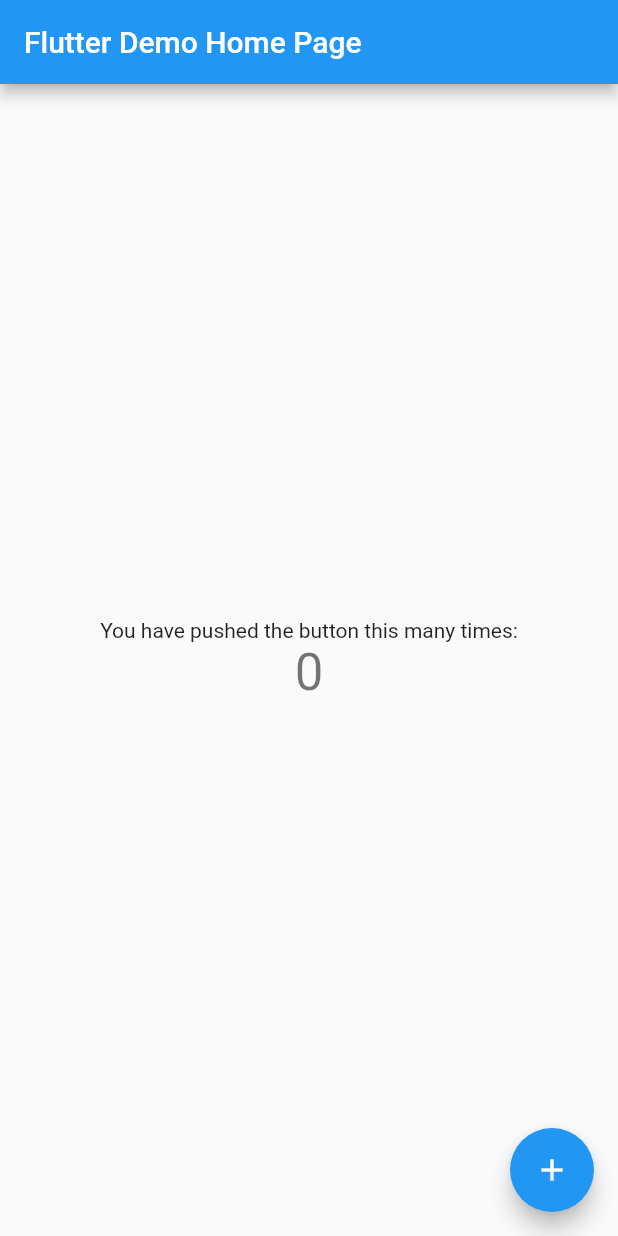
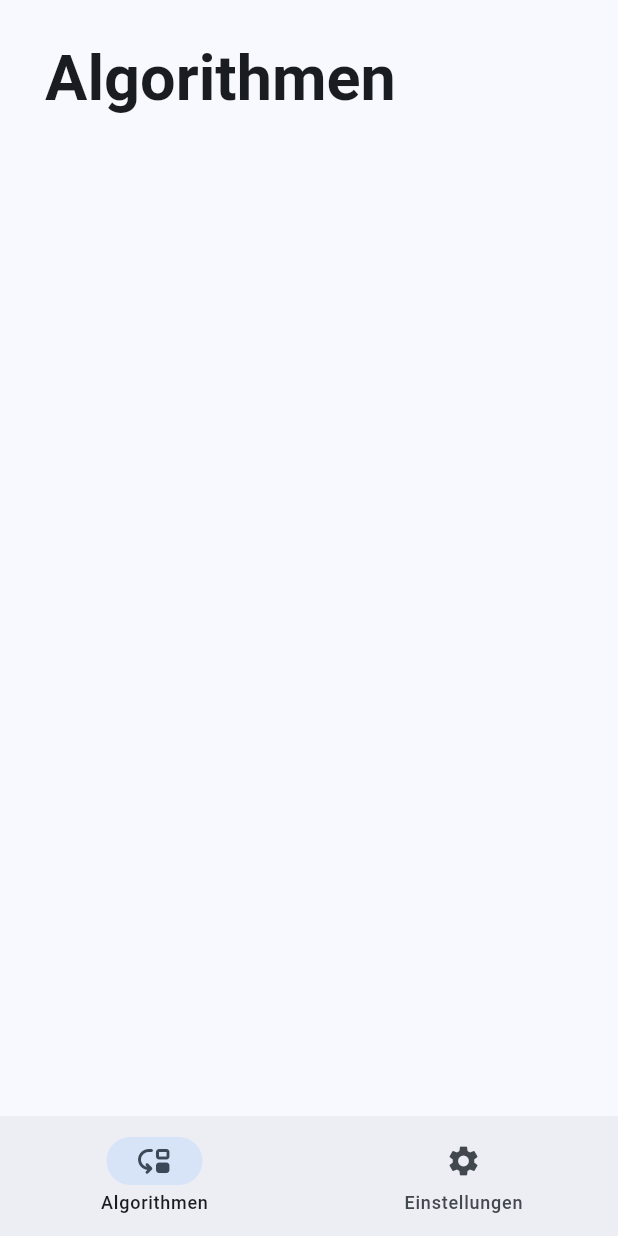
Before and after one commit to lelehier/sort-demo, a Flutter app: the screen it shows after launch, on a phone screen of 412 x 824 dp. Run offline on Flutter 3.47's test engine with Material 2 defaults, Android fonts, the phone set to English and light mode, and no system bars; drawn by our look-alikes of dynamic_color.

Commit message:
added essential gui

```diff
--- a/lib/main.dart
+++ b/lib/main.dart
@@ -1,115 +1,17 @@
+import 'dart:io';
+
 import 'package:flutter/material.dart';
+import 'package:flutter/services.dart';
+import 'package:sort_demo/screens/wrapper.dart';
 
 void main() {
-  runApp(const MyApp());
-}
-
-class MyApp extends StatelessWidget {
-  const MyApp({Key? key}) : super(key: key);
-
-  // This widget is the root of your application.
-  @override
-  Widget build(BuildContext context) {
-    return MaterialApp(
-      title: 'Flutter Demo',
-      theme: ThemeData(
-        // This is the theme of your application.
-        //
-        // Try running your application with "flutter run". You'll see the
-        // application has a blue toolbar. Then, without quitting the app, try
-        // changing the primarySwatch below to Colors.green and then invoke
-        // "hot reload" (press "r" in the console where you ran "flutter run",
-        // or simply save your changes to "hot reload" in a Flutter IDE).
-        // Notice that the counter didn't reset back to zero; the application
-        // is not restarted.
-        primarySwatch: Colors.blue,
-      ),
-      home: const MyHomePage(title: 'Flutter Demo Home Page'),
-    );
-  }
-}
-
-class MyHomePage extends StatefulWidget {
-  const MyHomePage({Key? key, required this.title}) : super(key: key);
-
-  // This widget is the home page of your application. It is stateful, meaning
-  // that it has a State object (defined below) that contains fields that affect
-  // how it looks.
-
-  // This class is the configuration for the state. It holds the values (in this
-  // case the title) provided by the parent (in this case the App widget) and
-  // used by the build method of the State. Fields in a Widget subclass are
-  // always marked "final".
-
-  final String title;
-
-  @override
-  State<MyHomePage> createState() => _MyHomePageState();
-}
-
-class _MyHomePageState extends State<MyHomePage> {
-  int _counter = 0;
-
-  void _incrementCounter() {
-    setState(() {
-      // This call to setState tells the Flutter framework that something has
-      // changed in this State, which causes it to rerun the build method below
-      // so that the display can reflect the updated values. If we changed
-      // _counter without calling setState(), then the build method would not be
-      // called again, and so nothing would appear to happen.
-      _counter++;
-    });
+  WidgetsFlutterBinding.ensureInitialized();
+  if (Platform.isAndroid) {
+    // Transparente Stausbar für cleaneren look (android) ^‿^
+    SystemChrome.setSystemUIOverlayStyle(const SystemUiOverlayStyle(
+        statusBarColor: Colors.transparent,
+        systemNavigationBarColor: Colors.transparent));
   }
 
-  @override
-  Widget build(BuildContext context) {
-    // This method is rerun every time setState is called, for instance as done
-    // by the _incrementCounter method above.
-    //
-    // The Flutter framework has been optimized to make rerunning build methods
-    // fast, so that you can just rebuild anything that needs updating rather
-    // than having to individually change instances of widgets.
-    return Scaffold(
-      appBar: AppBar(
-        // Here we take the value from the MyHomePage object that was created by
-        // the App.build method, and use it to set our appbar title.
-        title: Text(widget.title),
-      ),
-      body: Center(
-        // Center is a layout widget. It takes a single child and positions it
-        // in the middle of the parent.
-        child: Column(
-          // Column is also a layout widget. It takes a list of children and
-          // arranges them vertically. By default, it sizes itself to fit its
-          // children horizontally, and tries to be as tall as its parent.
-          //
-          // Invoke "debug painting" (press "p" in the console, choose the
-          // "Toggle Debug Paint" action from the Flutter Inspector in Android
-          // Studio, or the "Toggle Debug Paint" command in Visual Studio Code)
-          // to see the wireframe for each widget.
-          //
-          // Column has various properties to control how it sizes itself and
-          // how it positions its children. Here we use mainAxisAlignment to
-          // center the children vertically; the main axis here is the vertical
-          // axis because Columns are vertical (the cross axis would be
-          // horizontal).
-          mainAxisAlignment: MainAxisAlignment.center,
-          children: <Widget>[
-            const Text(
-              'You have pushed the button this many times:',
-            ),
-            Text(
-              '$_counter',
-              style: Theme.of(context).textTheme.headline4,
-            ),
-          ],
-        ),
-      ),
-      floatingActionButton: FloatingActionButton(
-        onPressed: _incrementCounter,
-        tooltip: 'Increment',
-        child: const Icon(Icons.add),
-      ), // This trailing comma makes auto-formatting nicer for build methods.
-    );
-  }
+  runApp(const Wrapper());
 }
--- /dev/null
+++ b/lib/screens/algorithms.dart
@@ -0,0 +1,22 @@
+import 'package:flutter/material.dart';
+import 'package:sort_demo/widgets/screen_header.dart';
+
+class Algorithms extends StatelessWidget {
+  const Algorithms({Key? key}) : super(key: key);
+
+  @override
+  Widget build(BuildContext context) {
+    return Scaffold(
+      body: CustomScrollView(
+        slivers: [
+          const ScreenHeader('Algorithmen'),
+          SliverList(
+            delegate: SliverChildListDelegate(
+              [],
+            ),
+          ),
+        ],
+      ),
+    );
+  }
+}
--- /dev/null
+++ b/lib/screens/wrapper.dart
@@ -0,0 +1,86 @@
+import 'package:dynamic_color/dynamic_color.dart';
+import 'package:flutter/material.dart';
+import 'package:sort_demo/screens/algorithms.dart';
+
+class Wrapper extends StatefulWidget {
+  const Wrapper({Key? key}) : super(key: key);
+
+  @override
+  State<Wrapper> createState() => _WrapperState();
+}
+
+class _WrapperState extends State<Wrapper> {
+  int _currentnavigationbarindex = 0;
+  Widget _currentscreen = const Algorithms();
+  // This widget is the root of your application.
+  @override
+  Widget build(BuildContext context) {
+    return DynamicColorBuilder(
+      builder: (ColorScheme? lightDynamic, ColorScheme? darkDynamic) {
+        ColorScheme lightColorScheme;
+        ColorScheme darkColorScheme;
+
+        if (lightDynamic != null && darkDynamic != null) {
+          lightColorScheme = lightDynamic.harmonized();
+          darkColorScheme = darkDynamic.harmonized();
+        } else {
+          lightColorScheme = ColorScheme.fromSeed(
+            seedColor: Colors.blue,
+            brightness: Brightness.light,
+          );
+          darkColorScheme = ColorScheme.fromSeed(
+              seedColor: Colors.blue, brightness: Brightness.dark);
+        }
+        return MaterialApp(
+          themeMode: ThemeMode.system,
+          darkTheme: ThemeData(
+            useMaterial3: true,
+            colorScheme: darkColorScheme,
+          ),
+          theme: ThemeData(
+            useMaterial3: true,
+            colorScheme: lightColorScheme,
+          ),
+          debugShowCheckedModeBanner: false,
+          home: Scaffold(
+            body: AnimatedSwitcher(
+              switchInCurve: Curves.easeInOutCirc,
+              duration: const Duration(
+                milliseconds: 150,
+              ),
+              child: _currentscreen,
+            ),
+            bottomNavigationBar: NavigationBar(
+              selectedIndex: _currentnavigationbarindex,
+              elevation: 0,
+              labelBehavior: NavigationDestinationLabelBehavior.alwaysShow,
+              animationDuration: const Duration(seconds: 1, microseconds: 500),
+              backgroundColor: Theme.of(context).appBarTheme.backgroundColor,
+              destinations: const [
+                NavigationDestination(
+                    icon: Icon(Icons.move_down_rounded), label: 'Algorithmen'),
+                NavigationDestination(
+                    icon: Icon(Icons.settings), label: 'Einstellungen'),
+              ],
+              onDestinationSelected: (int index) {
+                setState(() {
+                  _currentnavigationbarindex = index;
+                  _currentscreen = indexScreen(index);
+                });
+              },
+            ),
+          ),
+        );
+      },
+    );
+  }
+}
+
+Widget indexScreen(int index) {
+  switch (index) {
+    case 1:
+      return const Algorithms();
+    default:
+      return const Algorithms();
+  }
+}
```
Also changed, not shown: lib/widgets/screen_header.dart (added, +42 -0 lines), pubspec.yaml (+4 -12 lines), pubspec.lock, 3 other files.
